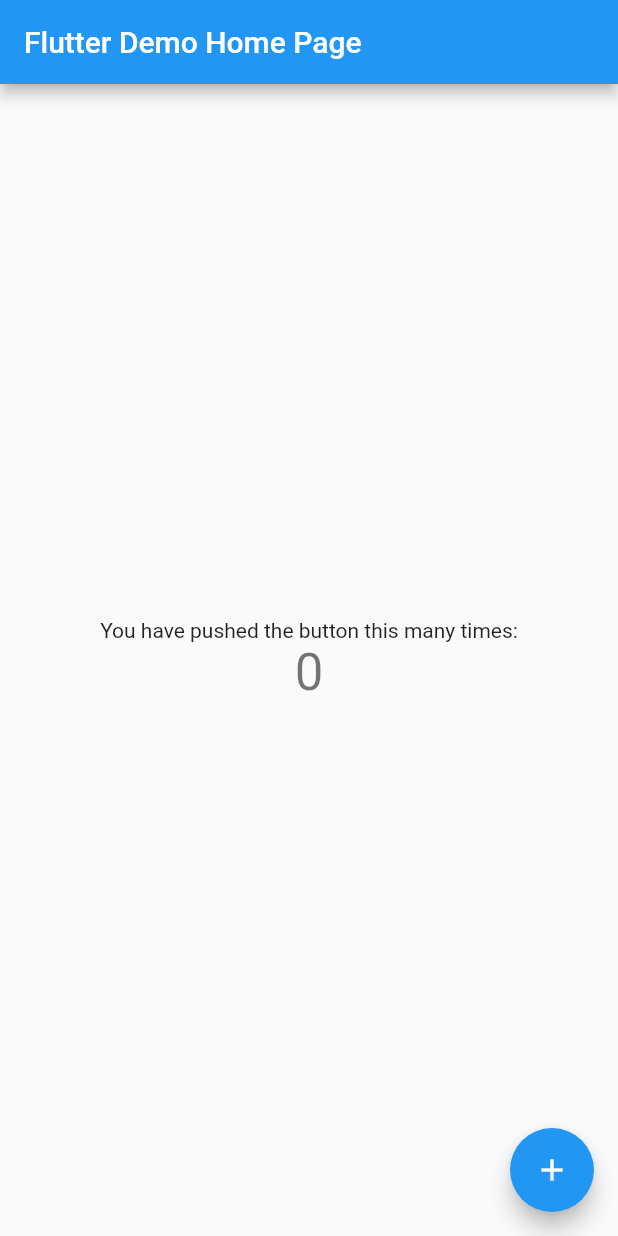
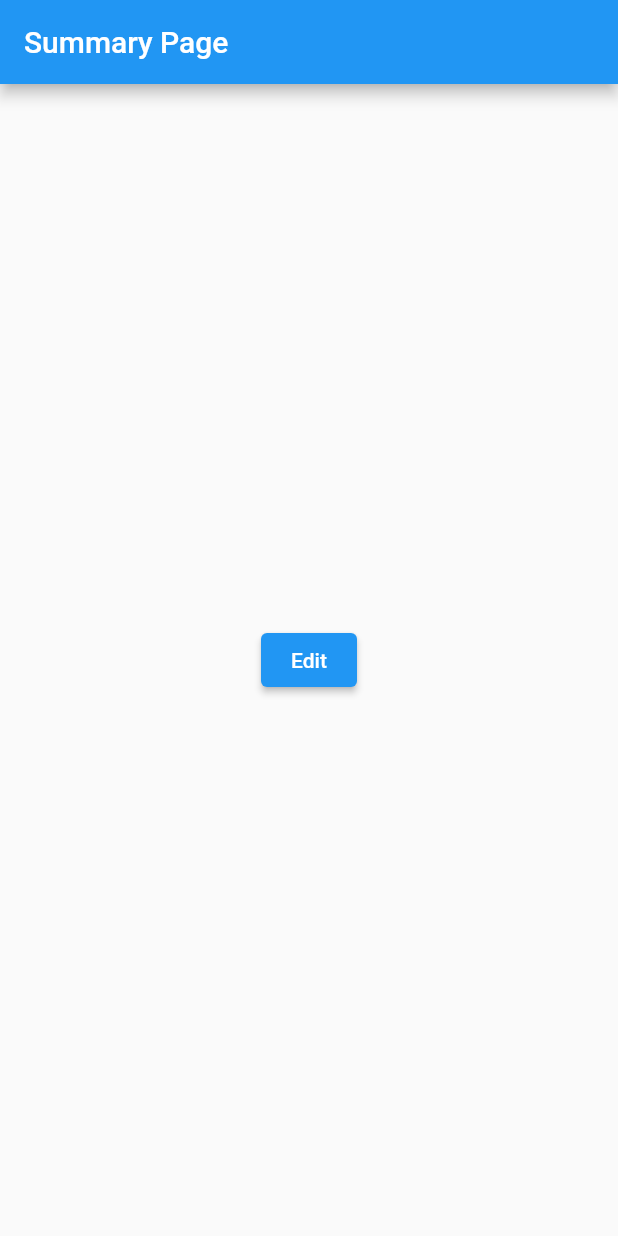
Before and after one commit to Emilywang98/Piggyfund, a Flutter app: the screen it shows after launch, on a phone screen of 412 x 824 dp. Run offline on Flutter 3.47's test engine with Material 2 defaults, Android fonts, the phone set to English and light mode, and no system bars.

Commit message:
simplified routing, added testing for child detail page

```diff
--- a/piggy_fund/lib/main.dart
+++ b/piggy_fund/lib/main.dart
@@ -1,117 +1,53 @@
 import 'package:flutter/material.dart';
+import 'package:piggy_fund/parent_child_details.dart';
+import 'package:piggy_fund/model/child.dart';
+// import './parentsum.dart';
 
-void main() {
-  runApp(MyApp());
+Child c1 = Child(0, "Carl", "Wang", 200.00, 0.05, 15.00, new DateTime.utc(2020, 1, 1), 60, 14);
+main() {
+  runApp(MaterialApp(
+    title: 'PiggyFund',
+    home: FirstRoute(),
+  ));
 }
 
-class MyApp extends StatelessWidget {
-  // This widget is the root of your application.
+class FirstRoute extends StatelessWidget {
   @override
   Widget build(BuildContext context) {
-    return MaterialApp(
-      title: 'Flutter Demo',
-      theme: ThemeData(
-        // This is the theme of your application.
-        //
-        // Try running your application with "flutter run". You'll see the
-        // application has a blue toolbar. Then, without quitting the app, try
-        // changing the primarySwatch below to Colors.green and then invoke
-        // "hot reload" (press "r" in the console where you ran "flutter run",
-        // or simply save your changes to "hot reload" in a Flutter IDE).
-        // Notice that the counter didn't reset back to zero; the application
-        // is not restarted.
-        primarySwatch: Colors.blue,
-        // This makes the visual density adapt to the platform that you run
-        // the app on. For desktop platforms, the controls will be smaller and
-        // closer together (more dense) than on mobile platforms.
-        visualDensity: VisualDensity.adaptivePlatformDensity,
+    return Scaffold(
+      appBar: AppBar(
+        title: Text('Summary Page'),
       ),
-      home: MyHomePage(title: 'Flutter Demo Home Page'),
+      body: Center(
+        child: ElevatedButton(
+          child: Text('Edit'),
+          onPressed: () {
+            Navigator.push(
+              context,
+              MaterialPageRoute(builder: (context) => ChildDetails(item: c1,)),
+            );
+          },
+        ),
+      ),
     );
   }
 }
 
-class MyHomePage extends StatefulWidget {
-  MyHomePage({Key key, this.title}) : super(key: key);
-
-  // This widget is the home page of your application. It is stateful, meaning
-  // that it has a State object (defined below) that contains fields that affect
-  // how it looks.
-
-  // This class is the configuration for the state. It holds the values (in this
-  // case the title) provided by the parent (in this case the App widget) and
-  // used by the build method of the State. Fields in a Widget subclass are
-  // always marked "final".
-
-  final String title;
-
-  @override
-  _MyHomePageState createState() => _MyHomePageState();
-}
-
-class _MyHomePageState extends State<MyHomePage> {
-  int _counter = 0;
-
-  void _incrementCounter() {
-    setState(() {
-      // This call to setState tells the Flutter framework that something has
-      // changed in this State, which causes it to rerun the build method below
-      // so that the display can reflect the updated values. If we changed
-      // _counter without calling setState(), then the build method would not be
-      // called again, and so nothing would appear to happen.
-      _counter++;
-    });
-  }
-
+class SecondRoute extends StatelessWidget {
   @override
   Widget build(BuildContext context) {
-    // This method is rerun every time setState is called, for instance as done
-    // by the _incrementCounter method above.
-    //
-    // The Flutter framework has been optimized to make rerunning build methods
-    // fast, so that you can just rebuild anything that needs updating rather
-    // than having to individually change instances of widgets.
     return Scaffold(
       appBar: AppBar(
-        // Here we take the value from the MyHomePage object that was created by
-        // the App.build method, and use it to set our appbar title.
-        title: Text(widget.title),
+        title: Text("Edit Child"),
       ),
       body: Center(
-        // Center is a layout widget. It takes a single child and positions it
-        // in the middle of the parent.
-        child: Column(
-          // Column is also a layout widget. It takes a list of children and
-          // arranges them vertically. By default, it sizes itself to fit its
-          // children horizontally, and tries to be as tall as its parent.
-          //
-          // Invoke "debug painting" (press "p" in the console, choose the
-          // "Toggle Debug Paint" action from the Flutter Inspector in Android
-          // Studio, or the "Toggle Debug Paint" command in Visual Studio Code)
-          // to see the wireframe for each widget.
-          //
-          // Column has various properties to control how it sizes itself and
-          // how it positions its children. Here we use mainAxisAlignment to
-          // center the children vertically; the main axis here is the vertical
-          // axis because Columns are vertical (the cross axis would be
-          // horizontal).
-          mainAxisAlignment: MainAxisAlignment.center,
-          children: <Widget>[
-            Text(
-              'You have pushed the button this many times:',
-            ),
-            Text(
-              '$_counter',
-              style: Theme.of(context).textTheme.headline4,
-            ),
-          ],
+        child: ElevatedButton(
+          onPressed: () {
+            Navigator.pop(context);
+          },
+          child: Text('Save'),
         ),
       ),
-      floatingActionButton: FloatingActionButton(
-        onPressed: _incrementCounter,
-        tooltip: 'Increment',
-        child: Icon(Icons.add),
-      ), // This trailing comma makes auto-formatting nicer for build methods.
     );
   }
 }
```
